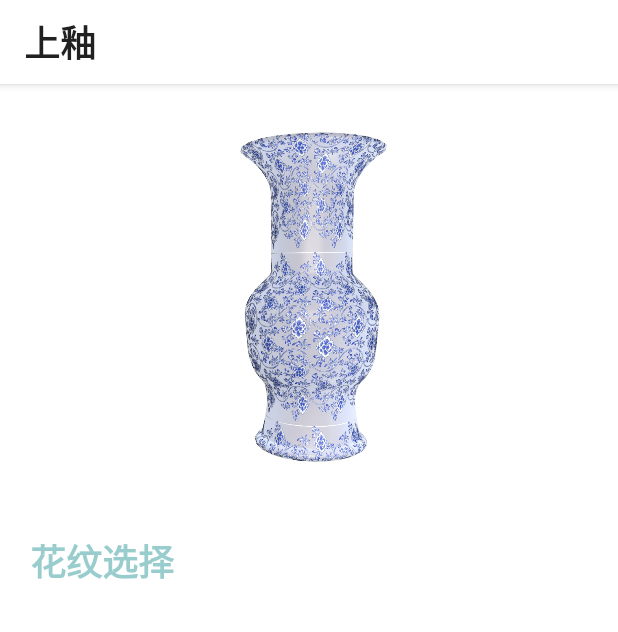
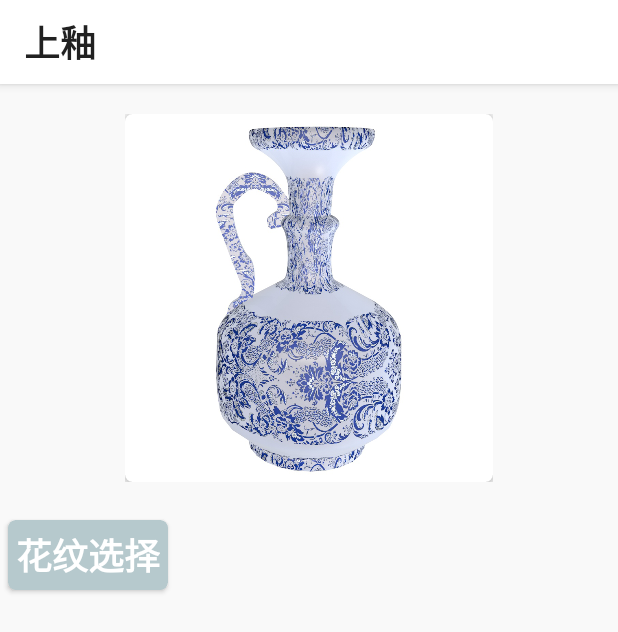
Before and after one commit to leiteorz/PorcelainApp, an Android app: the layout activity_diy_pattern.xml on its own in the app's theme, with its tools: preview values and no code run, on a phone screen of 412 x 824 dp. Shown: the top 632 px of the screen. Run offline under Robolectric (Android 15) with nearby library versions, the phone set to English and light mode, and no system bars.

Commit message:
细节修改

```diff
--- a/samples/ar-model-viewer/src/main/AndroidManifest.xml
+++ b/samples/ar-model-viewer/src/main/AndroidManifest.xml
@@ -76,7 +76,6 @@
             android:exported="true">
             <intent-filter>
                 <action android:name="android.intent.action.MAIN" />
-
                 <category android:name="android.intent.category.LAUNCHER" />
             </intent-filter>
         </activity> <!-- 启动页 -->
@@ -85,7 +84,6 @@
         <meta-data
             android:name="com.google.ar.core"
             android:value="required" />
-
         <provider
             android:name="androidx.core.content.FileProvider"
             android:authorities="com.example.chinaplus.cameraalbumtest.fileprovider"
@@ -96,5 +94,4 @@
                 android:resource="@xml/file_paths" />
         </provider>
     </application>
-
 </manifest>
--- a/samples/ar-model-viewer/src/main/java/com/android/china/view/FirstPageActivity.java
+++ b/samples/ar-model-viewer/src/main/java/com/android/china/view/FirstPageActivity.java
@@ -12,6 +12,7 @@
 import android.os.Bundle;
 import android.text.TextUtils;
 import android.transition.Explode;
+import android.util.Log;
 import android.view.KeyEvent;
 import android.view.MotionEvent;
 import android.view.View;
@@ -45,7 +46,7 @@
 import java.util.ArrayList;
 import java.util.List;
 
-public class FirstPageActivity extends AppCompatActivity {
+public class FirstPageActivity extends AppCompatActivity{
     private List<China> mList = new ArrayList<>();
     private List<String> mBannerList = new ArrayList();
     private Banner mBanner;
@@ -66,6 +67,7 @@
         initClick();
 
     }
+
     public void  initTransition(){
         getWindow().requestFeature(Window.FEATURE_CONTENT_TRANSITIONS);
         getWindow().setEnterTransition(new Explode());
--- a/samples/ar-model-viewer/src/main/java/com/android/china/view/SecondPageActivity.java
+++ b/samples/ar-model-viewer/src/main/java/com/android/china/view/SecondPageActivity.java
@@ -59,7 +59,6 @@
         initBinding();
         initNavigationStatus();
         initStatus();
-
         initMmkv();
         initTabLayout();
     }
--- a/samples/ar-model-viewer/src/main/java/com/android/china/view/TestFragment2.java
+++ b/samples/ar-model-viewer/src/main/java/com/android/china/view/TestFragment2.java
@@ -55,7 +55,6 @@
     @Override
     public void onViewCreated(@NonNull View view, @Nullable Bundle savedInstanceState) {
         super.onViewCreated(view, savedInstanceState);
-        TextView textView = view.findViewById(R.id.tvtest);
-        textView.setText(mParam1);
+
     }
 }
--- a/samples/ar-model-viewer/src/main/res/layout/activity_diy_pattern.xml
+++ b/samples/ar-model-viewer/src/main/res/layout/activity_diy_pattern.xml
@@ -2,6 +2,7 @@
 <LinearLayout xmlns:android="http://schemas.android.com/apk/res/android"
     xmlns:app="http://schemas.android.com/apk/res-auto"
     xmlns:tools="http://schemas.android.com/tools"
+    android:background="@color/gray"
     android:layout_width="match_parent"
     android:id="@+id/patternLayout"
     android:orientation="vertical"
@@ -22,27 +23,69 @@
             app:title="上釉"
             app:titleTextAppearance="@style/toolbar_testStyle" />
     </com.google.android.material.appbar.AppBarLayout>
+    <LinearLayout
+        android:layout_margin="20dp"
+        android:layout_gravity="center"
+        android:background="@color/gray"
+        android:layout_width="wrap_content"
+        android:layout_height="wrap_content">
+        <androidx.cardview.widget.CardView
+            android:layout_width="245dp"
+            app:cardElevation="5dp"
+            app:cardBackgroundColor="#fff"
+            app:cardCornerRadius="5dp"
+            android:layout_height="245dp">
             <ImageView
-        android:layout_marginTop="20dp"
-        android:layout_gravity="center_horizontal"
-        android:src="@drawable/fengewei_1"
+                android:layout_margin="20dp"
+                android:layout_gravity="center"
+                android:src="@drawable/pic_2"
                 android:layout_width="240dp"
                 android:layout_height="240dp"/>
+        </androidx.cardview.widget.CardView>
+    </LinearLayout>
+    <androidx.cardview.widget.CardView
+        android:layout_margin="5dp"
+        app:cardBackgroundColor="#b6c9cd"
+        app:cardCornerRadius="5dp"
 
+        android:layout_width="wrap_content"
+        android:layout_height="wrap_content">
         <TextView
-        android:layout_marginLeft="20dp"
-        android:layout_marginTop="40dp"
+            android:layout_margin="5dp"
             android:layout_width="wrap_content"
             android:layout_height="wrap_content"
             android:gravity="center_vertical|center_horizontal"
             android:text="花纹选择"
             android:textSize="24dp"
-        android:textColor="#99CCCC"
+            android:textColor="#fff"
             android:textStyle="bold" />
+    </androidx.cardview.widget.CardView>
     <androidx.recyclerview.widget.RecyclerView
+        android:background="#b6c9cd"
         android:layout_marginTop="10dp"
         android:id="@+id/pattern_recyclerView"
         android:layout_width="match_parent"
-        android:layout_height="0dp"
-        android:layout_weight="1"/>
+        android:layout_height="wrap_content"
+        />
+<!--    <LinearLayout-->
+<!--        android:layout_width="188dp"-->
+<!--        android:layout_margin="10dp"-->
+<!--        android:layout_gravity="center"-->
+<!--        android:layout_height="44dp">-->
+<!--        <androidx.cardview.widget.CardView-->
+<!--            android:layout_width="160dp"-->
+<!--            app:cardCornerRadius="10dp"-->
+<!--            app:cardElevation="5dp"-->
+<!--            app:cardBackgroundColor="@color/green_wei"-->
+<!--            android:layout_height="40dp">-->
+<!--            <TextView-->
+<!--                android:gravity="center"-->
+<!--                android:layout_gravity="center"-->
+<!--                android:text="自定义添加花纹"-->
+<!--                android:textSize="14dp"-->
+<!--                android:textColor="#fff"-->
+<!--                android:layout_width="wrap_content"-->
+<!--                android:layout_height="wrap_content"/>-->
+<!--        </androidx.cardview.widget.CardView>-->
+<!--    </LinearLayout>-->
 </LinearLayout>
```
Also changed, not shown: samples/ar-model-viewer/src/main/java/com/android/china/utils/MD5.java (added, +27 -0 lines), samples/ar-model-viewer/src/main/java/com/android/china/view/DiyPatternActivity.java (+8 -3 lines), samples/ar-model-viewer/src/main/java/com/android/china/view/MainFragment.kt (+8 -18 lines), samples/ar-model-viewer/src/main/res/layout/activity_first_page.xml (+26 -24 lines), samples/ar-model-viewer/src/main/res/layout/diy_pattern_item.xml (+13 -9 lines), samples/ar-model-viewer/src/main/res/layout/fragment_test2.xml (+1 -8 lines), samples/ar-model-viewer/src/main/res/layout/recyclerview_guan_cang_item.xml (+4 -4 lines), samples/ar-model-viewer/src/main/res/drawable/pattern_7.png (added), samples/ar-model-viewer/src/main/res/drawable/pic_1.png (renamed from samples/ar-model-viewer/src/main/res/drawable/fengewei_1.png), samples/ar-model-viewer/src/main/res/drawable/pic_2.png (added), samples/ar-model-viewer/src/main/res/drawable/shibie_1.jpg (added). Lines whose indentation alone changed are shown as unchanged.
